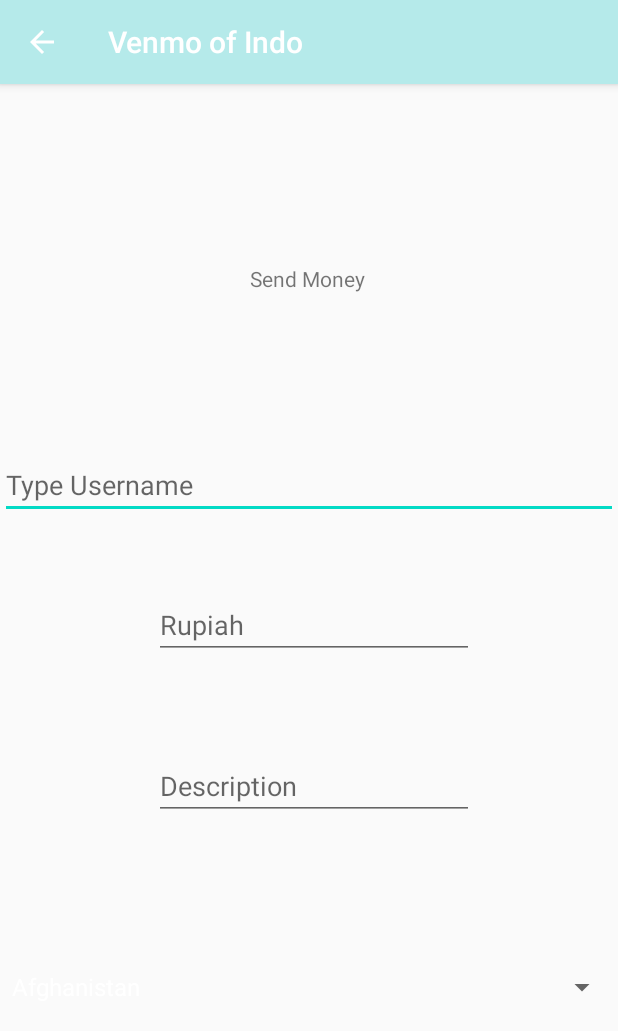
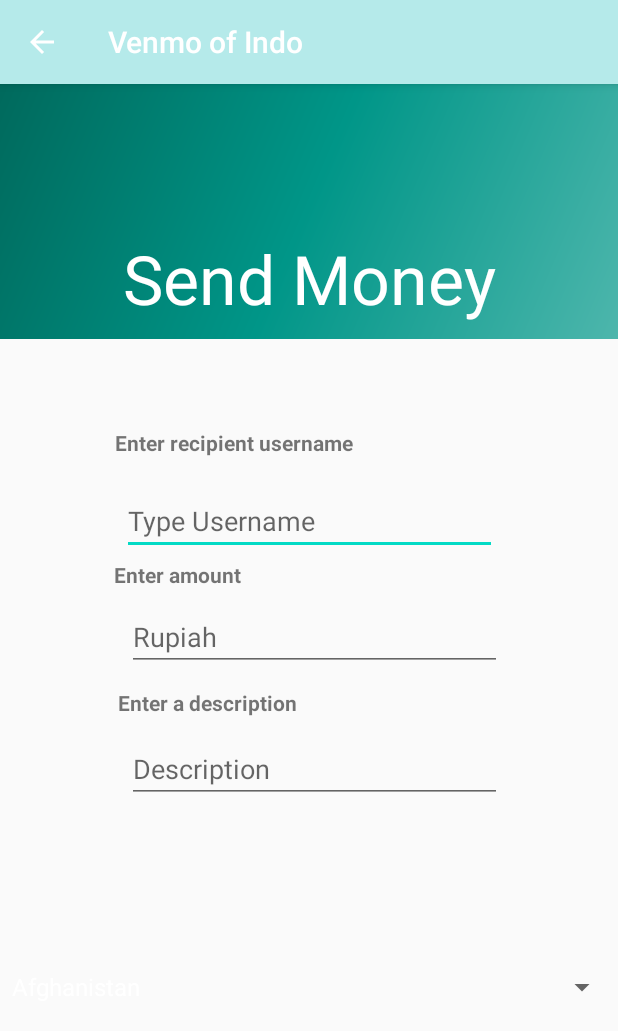
Before and after one commit to Xuzii/Payment_App, an Android app: the SendMoney screen opened directly, with no data from a screen before it, on a phone screen of 412 x 824 dp. Shown: the top 1031 px of the screen. Run offline under Robolectric (Android 15) with nearby library versions, the phone set to English and light mode, and no system bars.

Commit message:
fixed constraints

```diff
--- a/app/src/main/res/layout/activity_send_money.xml
+++ b/app/src/main/res/layout/activity_send_money.xml
@@ -8,20 +8,39 @@
 
     <TextView
         android:id="@+id/textView"
-        android:layout_width="wrap_content"
-        android:layout_height="wrap_content"
-        android:layout_marginTop="120dp"
+        android:layout_width="0dp"
+        android:layout_height="175dp"
+        android:background="@drawable/side_nav_bar"
+        android:gravity="bottom"
+        android:paddingBottom="10dp"
         android:text="Send Money"
+        android:textAlignment="center"
+        android:textAppearance="@style/TextAppearance.AppCompat.Display2"
+        android:textColor="#FFFFFF"
+        app:layout_constraintBottom_toTopOf="@+id/textView2"
         app:layout_constraintEnd_toEndOf="parent"
-        app:layout_constraintHorizontal_bias="0.498"
+        app:layout_constraintHorizontal_bias="0.49"
         app:layout_constraintStart_toStartOf="parent"
         app:layout_constraintTop_toTopOf="parent" />
 
+    <TextView
+        android:id="@+id/textView2"
+        android:layout_width="wrap_content"
+        android:layout_height="wrap_content"
+        android:layout_marginTop="60dp"
+        android:layout_marginEnd="100dp"
+        android:text="Enter recipient username"
+        android:textStyle="bold"
+        app:layout_constraintBottom_toTopOf="@id/users"
+        app:layout_constraintEnd_toEndOf="parent"
+        app:layout_constraintStart_toStartOf="parent"
+        app:layout_constraintTop_toBottomOf="@id/textView" />
+
     <AutoCompleteTextView
         android:id="@+id/users"
-        android:layout_width="match_parent"
+        android:layout_width="250dp"
         android:layout_height="wrap_content"
-        android:layout_marginTop="87dp"
+        android:layout_marginTop="20dp"
         android:layout_marginBottom="460dp"
         android:completionThreshold="1"
         android:hint="Type Username"
@@ -29,25 +48,51 @@
         app:layout_constraintBottom_toBottomOf="parent"
         app:layout_constraintEnd_toEndOf="parent"
         app:layout_constraintStart_toStartOf="parent"
-        app:layout_constraintTop_toBottomOf="@+id/textView" />
+        app:layout_constraintTop_toBottomOf="@+id/textView2" />
+
+    <TextView
+        android:id="@+id/amount_label"
+        android:layout_width="wrap_content"
+        android:layout_height="wrap_content"
+        android:layout_marginTop="60dp"
+        android:layout_marginEnd="175dp"
+        android:text="Enter amount"
+        android:textStyle="bold"
+        app:layout_constraintBottom_toTopOf="@id/amountSend"
+        app:layout_constraintEnd_toEndOf="parent"
+        app:layout_constraintStart_toStartOf="parent"
+        app:layout_constraintTop_toBottomOf="@id/textView2" />
 
     <EditText
         android:id="@+id/amountSend"
-        android:layout_width="wrap_content"
+        android:layout_width="250dp"
         android:layout_height="wrap_content"
         android:layout_marginStart="104dp"
+        android:layout_marginTop="20dp"
         android:layout_marginEnd="97dp"
-        android:layout_marginBottom="62dp"
         android:ems="10"
         android:hint="Rupiah"
         android:inputType="number"
-        app:layout_constraintBottom_toTopOf="@+id/descriptionSend"
+        app:layout_constraintBottom_toTopOf="@+id/description_label"
         app:layout_constraintEnd_toEndOf="parent"
-        app:layout_constraintStart_toStartOf="parent" />
+        app:layout_constraintStart_toStartOf="parent"
+        app:layout_constraintTop_toBottomOf="@+id/users" />
+
+    <TextView
+        android:id="@+id/description_label"
+        android:layout_width="wrap_content"
+        android:layout_height="wrap_content"
+        android:layout_marginEnd="135dp"
+        android:text="Enter a description"
+        android:textStyle="bold"
+        app:layout_constraintBottom_toTopOf="@id/descriptionSend"
+        app:layout_constraintEnd_toEndOf="parent"
+        app:layout_constraintStart_toStartOf="parent"
+        app:layout_constraintTop_toBottomOf="@id/amountSend" />
 
     <EditText
         android:id="@+id/descriptionSend"
-        android:layout_width="wrap_content"
+        android:layout_width="250dp"
         android:layout_height="wrap_content"
         android:layout_marginStart="104dp"
         android:layout_marginEnd="97dp"
@@ -57,7 +102,8 @@
         android:inputType="textPersonName"
         app:layout_constraintBottom_toTopOf="@+id/banks"
         app:layout_constraintEnd_toEndOf="parent"
-        app:layout_constraintStart_toStartOf="parent" />
+        app:layout_constraintStart_toStartOf="parent"
+        app:layout_constraintTop_toBottomOf="@id/description_label" />
 
     <Spinner
         android:id="@+id/banks"
--- a/app/src/main/res/layout/app_bar_main.xml
+++ b/app/src/main/res/layout/app_bar_main.xml
@@ -7,13 +7,14 @@
     tools:context=".MainActivity">
 
     <com.google.android.material.appbar.AppBarLayout
+        android:layout_width="match_parent"
         android:layout_height="wrap_content"
-        android:layout_width="match_parent">
+        android:background="#FFFFFF">
 
         <androidx.appcompat.widget.Toolbar
             android:id="@+id/toolbar"
-            android:layout_height="wrap_content"
-            android:layout_width="match_parent"/>
+            android:layout_width="match_parent"
+            android:layout_height="wrap_content" />
 
     </com.google.android.material.appbar.AppBarLayout>
 
```
